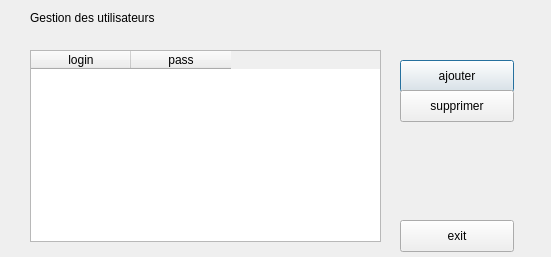
Old version of the form usermanager.ui in the repository abdeljalilanane/Innovative-Hotel-Manager.
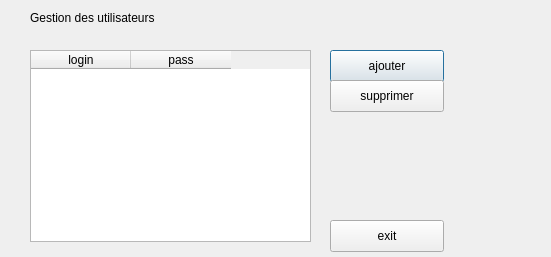
New version of the form.

Commit message: Ajoouter utilisateur / supprimer

The edit to the form file:
```diff
--- a/usermanager.ui
+++ b/usermanager.ui
@@ -16,8 +16,8 @@
   <widget class="QPushButton" name="ajout">
    <property name="geometry">
     <rect>
-     <x>400</x>
-     <y>60</y>
+     <x>330</x>
+     <y>50</y>
      <width>114</width>
      <height>32</height>
     </rect>
@@ -29,7 +29,7 @@
   <widget class="QPushButton" name="exit">
    <property name="geometry">
     <rect>
-     <x>400</x>
+     <x>330</x>
      <y>220</y>
      <width>114</width>
      <height>32</height>
@@ -55,8 +55,8 @@
   <widget class="QPushButton" name="supprimer">
    <property name="geometry">
     <rect>
-     <x>400</x>
-     <y>90</y>
+     <x>330</x>
+     <y>80</y>
      <width>114</width>
      <height>32</height>
     </rect>
@@ -70,7 +70,7 @@
     <rect>
      <x>30</x>
      <y>50</y>
-     <width>351</width>
+     <width>281</width>
      <height>192</height>
     </rect>
    </property>
```
The commit also changes 2 other files.
